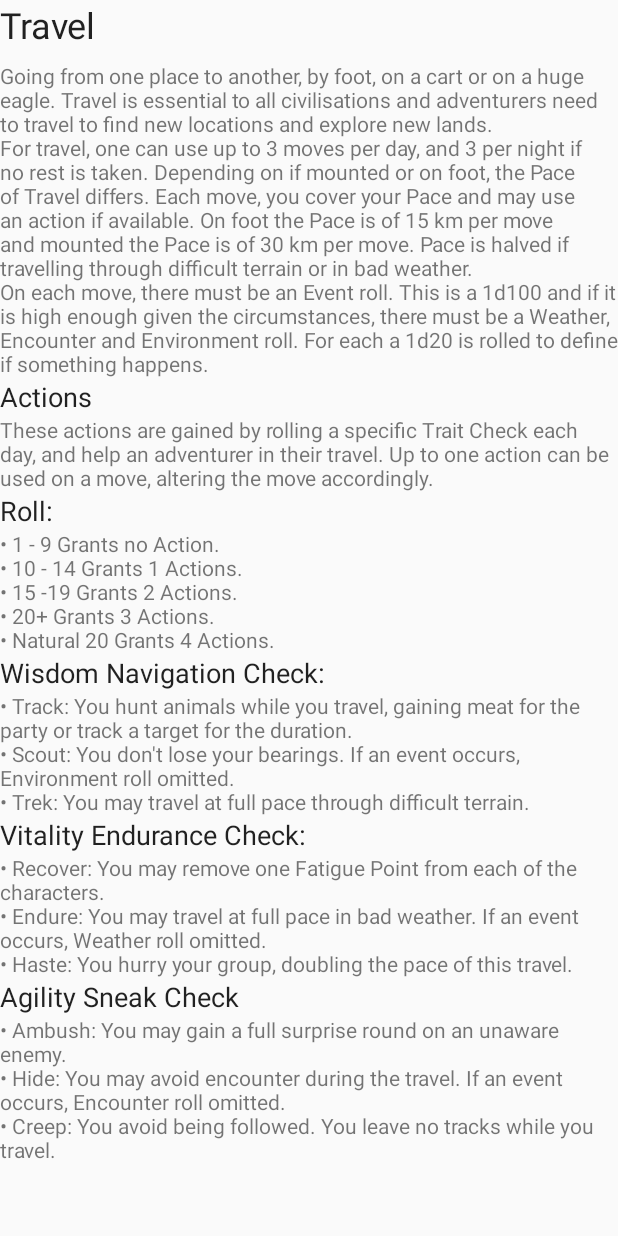
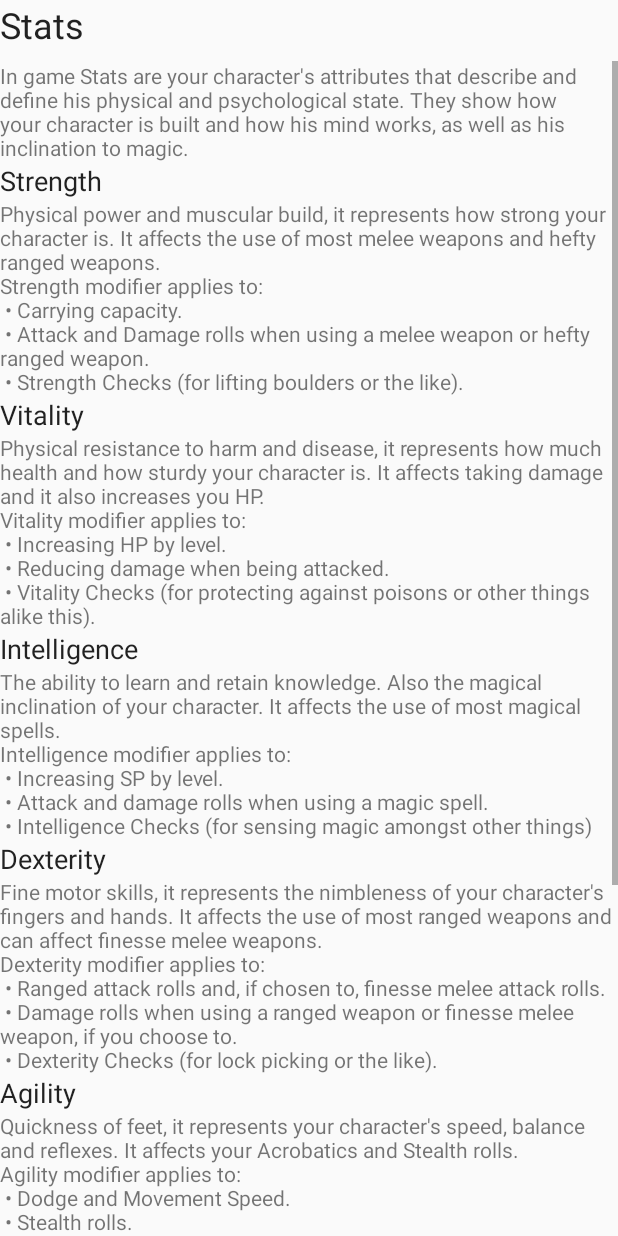
Before and after one commit to FcoAlvarez91/App_Movil_LOT5, an Android app: the fragment StatsRulesFragment shown on its own in the app's theme, on a phone screen of 412 x 824 dp. Run offline under Robolectric (Android 15) with nearby library versions, the phone set to English and light mode, and no system bars.

Commit message:
stats info page

```diff
--- a/app/src/main/res/layout/fragment_stats_rules.xml
+++ b/app/src/main/res/layout/fragment_stats_rules.xml
@@ -10,7 +10,7 @@
         android:id="@+id/textView5"
         android:layout_width="match_parent"
         android:layout_height="wrap_content"
-        android:text="Travel"
+        android:text="Stats"
         android:textAppearance="@style/TextAppearance.AppCompat.Headline"
         app:layout_constraintTop_toTopOf="parent" />
 
@@ -32,13 +32,13 @@
                 android:id="@+id/textView3"
                 android:layout_width="match_parent"
                 android:layout_height="wrap_content"
-                android:text="@string/Travel_Intro" />
+                android:text="@string/Stats_Intro" />
 
             <TextView
                 android:id="@+id/textView2"
                 android:layout_width="match_parent"
                 android:layout_height="wrap_content"
-                android:text="Actions"
+                android:text="Strength"
                 android:textAppearance="@style/TextAppearance.AppCompat.Headline"
                 android:textSize="18sp" />
 
@@ -46,13 +46,13 @@
                 android:id="@+id/textView4"
                 android:layout_width="match_parent"
                 android:layout_height="wrap_content"
-                android:text="@string/Actions_Intro" />
+                android:text="@string/Stats_Str" />
 
             <TextView
                 android:id="@+id/textView6"
                 android:layout_width="match_parent"
                 android:layout_height="wrap_content"
-                android:text="Roll:"
+                android:text="Vitality"
                 android:textAppearance="@style/TextAppearance.AppCompat.Headline"
                 android:textSize="18sp" />
 
@@ -60,13 +60,13 @@
                 android:id="@+id/textView7"
                 android:layout_width="match_parent"
                 android:layout_height="wrap_content"
-                android:text="@string/Roll_Effect" />
+                android:text="@string/Stats_Vit" />
 
             <TextView
                 android:id="@+id/textView8"
                 android:layout_width="match_parent"
                 android:layout_height="wrap_content"
-                android:text="Wisdom Navigation Check:"
+                android:text="Intelligence"
                 android:textAppearance="@style/TextAppearance.AppCompat.Headline"
                 android:textSize="18sp" />
 
@@ -74,13 +74,13 @@
                 android:id="@+id/textView9"
                 android:layout_width="match_parent"
                 android:layout_height="wrap_content"
-                android:text="@string/Wis_Nav_Check" />
+                android:text="@string/Stats_Int" />
 
             <TextView
                 android:id="@+id/textView10"
                 android:layout_width="match_parent"
                 android:layout_height="wrap_content"
-                android:text="Vitality Endurance Check:"
+                android:text="Dexterity"
                 android:textAppearance="@style/TextAppearance.AppCompat.Headline"
                 android:textSize="18sp" />
 
@@ -88,13 +88,13 @@
                 android:id="@+id/textView11"
                 android:layout_width="match_parent"
                 android:layout_height="wrap_content"
-                android:text="@string/Vit_Endurance_Check" />
+                android:text="@string/Stats_Dex" />
 
             <TextView
                 android:id="@+id/textView12"
                 android:layout_width="match_parent"
                 android:layout_height="wrap_content"
-                android:text="Agility Sneak Check"
+                android:text="Agility"
                 android:textAppearance="@style/TextAppearance.AppCompat.Headline"
                 android:textSize="18sp" />
 
@@ -102,7 +102,31 @@
                 android:id="@+id/textView13"
                 android:layout_width="match_parent"
                 android:layout_height="wrap_content"
-                android:text="@string/Agi_Sneak_Check" />
+                android:text="@string/Stats_Agi" />
+
+            <TextView
+                android:id="@+id/textView"
+                android:layout_width="match_parent"
+                android:layout_height="wrap_content"
+                android:text="Wisdom" />
+
+            <TextView
+                android:id="@+id/textView15"
+                android:layout_width="match_parent"
+                android:layout_height="wrap_content"
+                android:text="@string/Stats_Wis" />
+
+            <TextView
+                android:id="@+id/textView16"
+                android:layout_width="match_parent"
+                android:layout_height="wrap_content"
+                android:text="Charisma" />
+
+            <TextView
+                android:id="@+id/textView17"
+                android:layout_width="match_parent"
+                android:layout_height="wrap_content"
+                android:text="@string/Stats_Chr" />
 
         </LinearLayout>
     </ScrollView>
```
